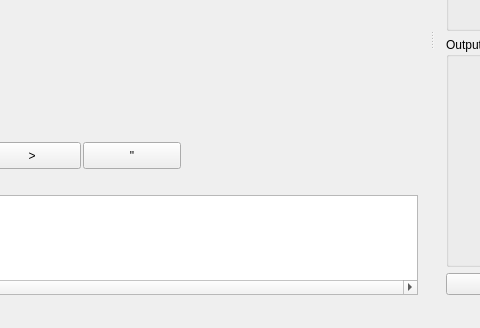
First picture: the form in mpstop/mainwindow.ui, repository solarix95/mpops, before the edit; both pictures show x 238 to 718 and y 246 to 574 of the 873 by 574 pixel window.
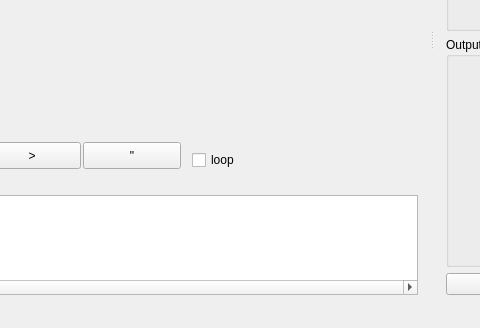
Second picture: the form after the edit. Custom widgets are drawn as their Qt base class.

Commit message: loop-play and settings

Patch:
```diff
--- a/mpstop/mainwindow.ui
+++ b/mpstop/mainwindow.ui
@@ -85,6 +85,19 @@
         <number>999999</number>
        </property>
       </widget>
+      <widget class="QCheckBox" name="chkLoop">
+       <property name="geometry">
+        <rect>
+         <x>419</x>
+         <y>367</y>
+         <width>97</width>
+         <height>22</height>
+        </rect>
+       </property>
+       <property name="text">
+        <string>loop</string>
+       </property>
+      </widget>
      </widget>
     </item>
     <item>
```
The commit also changes 10 other files.
